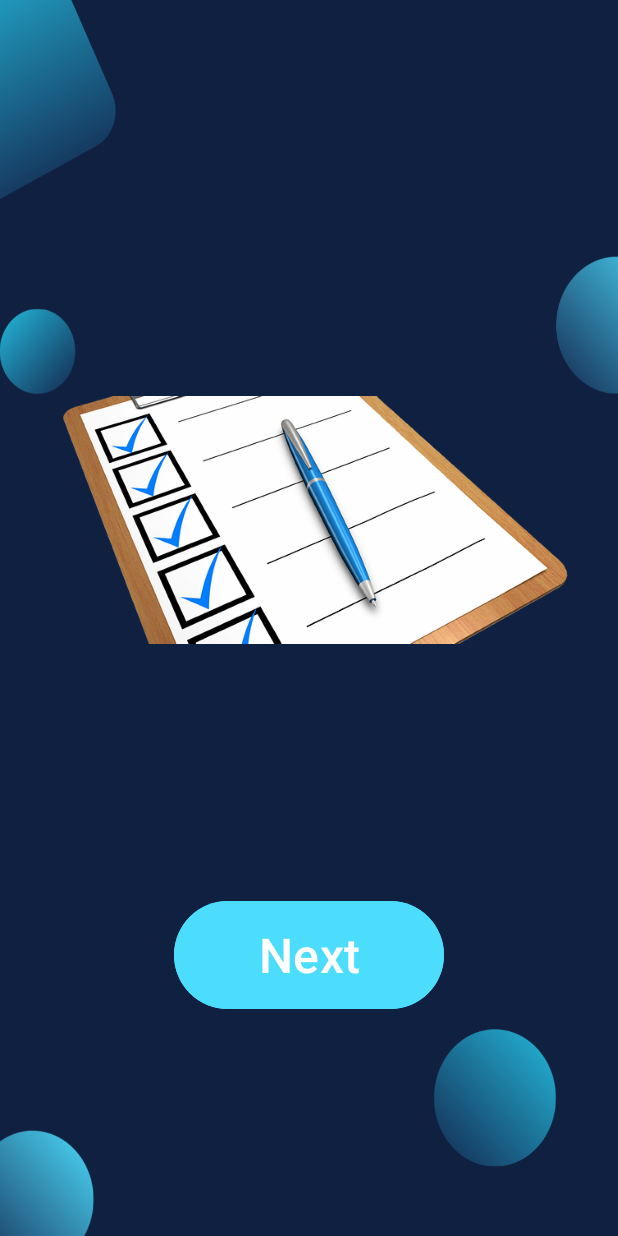
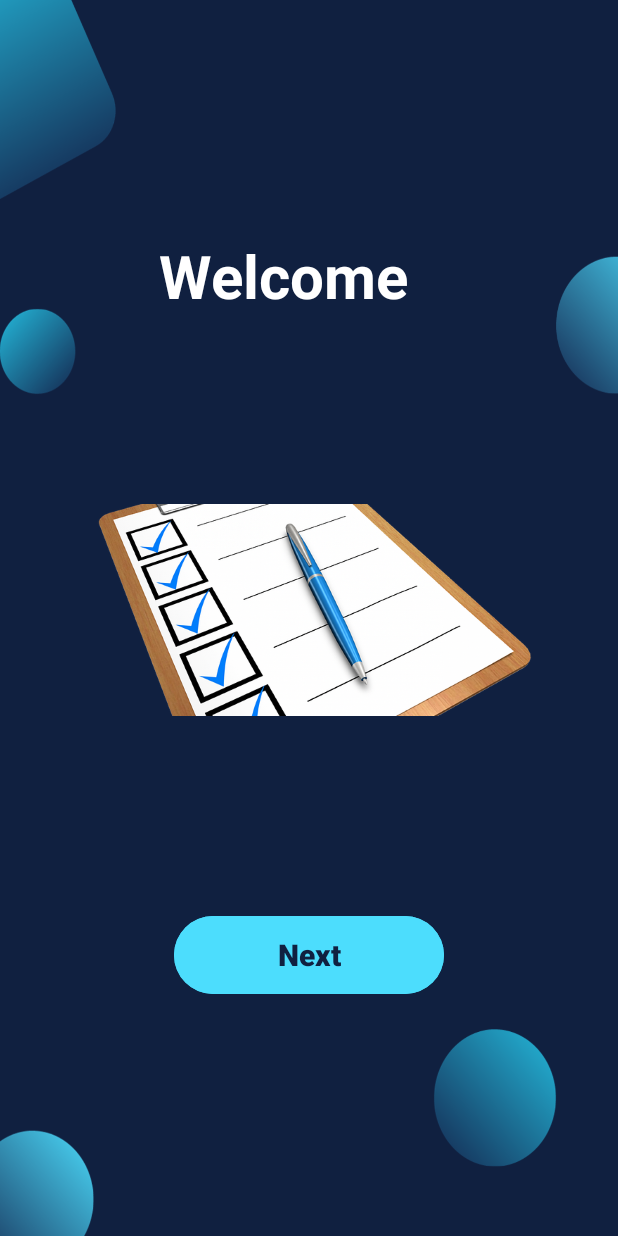
Before and after one commit to FarhanaAkterSuci/Hair, an Android app: the SpashTodo screen opened directly, with no data from a screen before it, on a phone screen of 412 x 824 dp. Run offline under Robolectric (Android 15) with nearby library versions, the phone set to English and light mode, and no system bars.

Commit message:
3rd , 4th and 4th week task complete

```diff
--- a/app/src/main/res/layout/activity_spash_todo.xml
+++ b/app/src/main/res/layout/activity_spash_todo.xml
@@ -8,19 +8,29 @@
 
     android:background="@drawable/backgroundimage"
     tools:context=".SpashTodo">
+
+    <TextView
+        android:layout_width="200dp"
+        android:layout_height="100dp"
+        android:text="Welcome"
+        android:textSize="40sp"
+        android:textColor="@android:color/white"
+        android:textStyle="bold"/>
     <ImageView
-        android:layout_width="350dp"
-        android:layout_height="400dp"
+        android:layout_width="300dp"
+        android:layout_height="300dp"
         android:src="@drawable/todo"
         android:layout_centerInParent="true"/>
     <Button
         android:id="@+id/splash"
         android:layout_marginTop="50dp"
         android:text="Next"
-        android:textSize="32sp"
+        android:textStyle="bold"
+        android:textSize="20sp"
+        android:textColor="@color/bgcolor"
 
         android:layout_width="180dp"
-        android:layout_height="80dp"
+        android:layout_height="60dp"
         android:backgroundTint="@color/lightblue"
         />
 
--- a/app/src/main/res/layout/task_layout.xml
+++ b/app/src/main/res/layout/task_layout.xml
@@ -19,7 +19,7 @@
             android:layout_height="wrap_content"
             tools:text="This is an Sample task inside the application"
             android:paddingStart="8dp"
-            android:buttonTint="@color/bgcolor"
+            android:buttonTint="@color/lightblue"
             />
 
 
--- a/app/src/main/res/values/themes.xml
+++ b/app/src/main/res/values/themes.xml
@@ -2,13 +2,11 @@
     <!-- Base application theme. -->
     <style name="Base.Theme.SmartAlarm" parent="Theme.Material3.DayNight.NoActionBar">
         <!-- Customize your light theme here. -->
-        <!-- <item name="colorPrimary">@color/my_light_primary</item>
-        <item name="android:navigationBarColor">@color/lightblue</item>-->
-
+        <!-- <item name="colorPrimary">@color/my_light_primary</item> -->
+        <item name="android:navigationBarColor">@color/lightblue</item>
+        <item name="android:statusBarColor">@color/lightblue</item>
 
     </style>
 
-
     <style name="Theme.SmartAlarm" parent="Base.Theme.SmartAlarm" />
-
 </resources>
```
